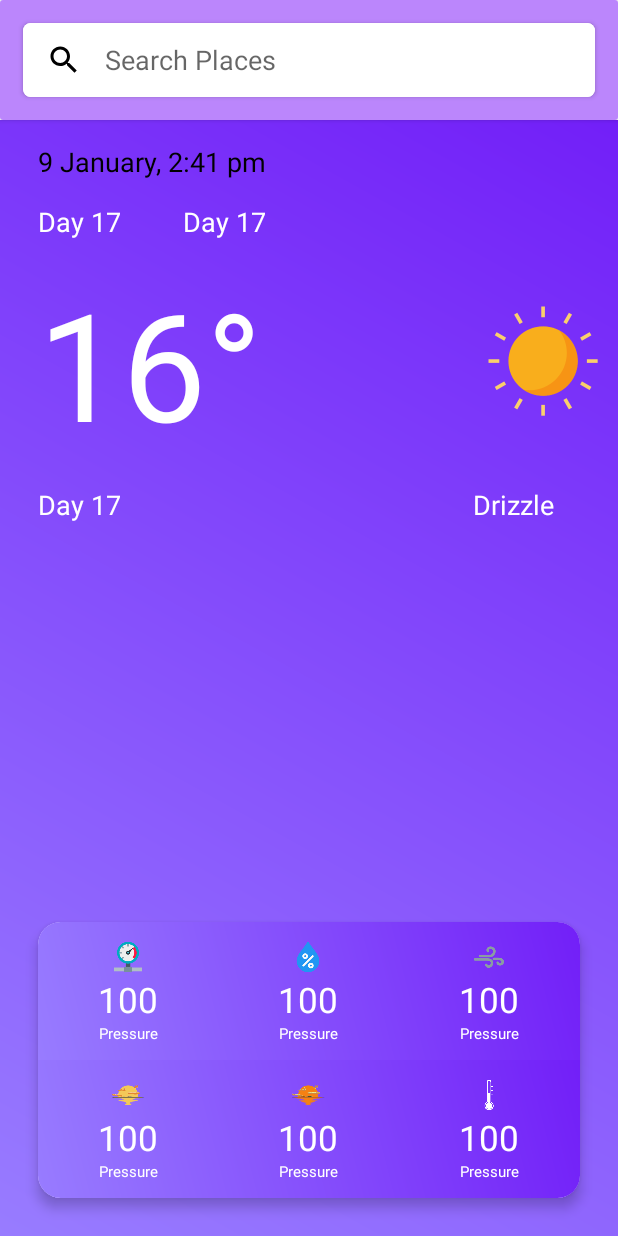
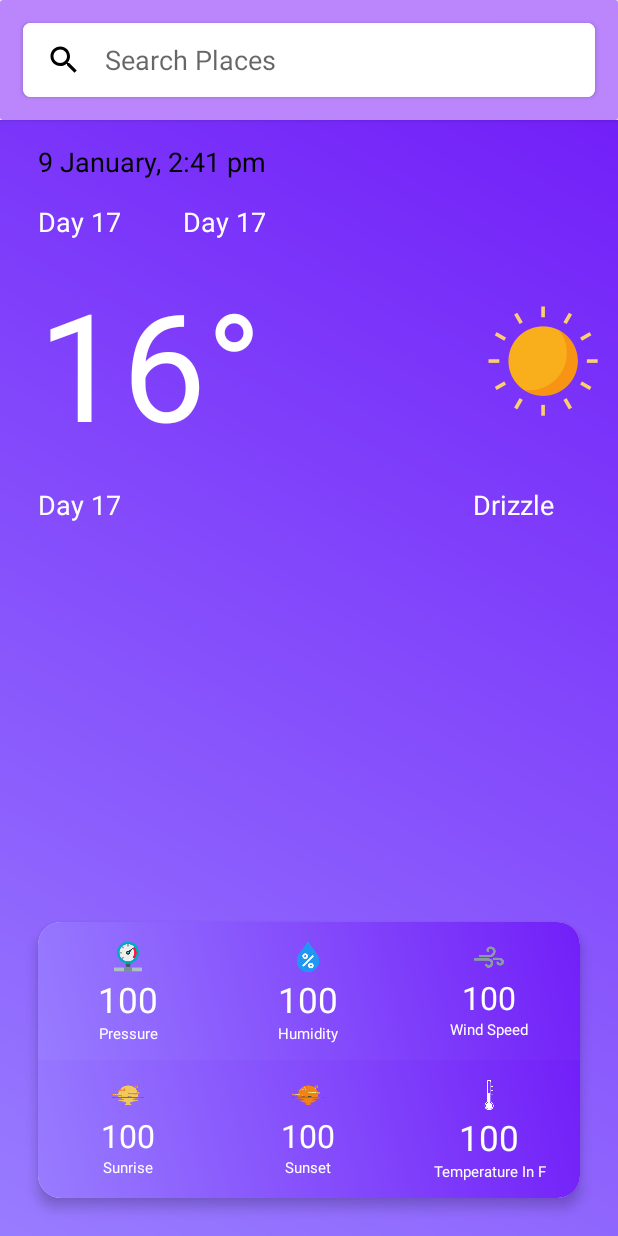
Before and after one commit to akshitkumarsharma/WeatherApp, an Android app: the layout activity_main.xml on its own in the app's theme, with its tools: preview values and no code run, on a phone screen of 412 x 824 dp. Run offline under Robolectric (Android 15) with nearby library versions, the phone set to English and light mode, and no system bars.

Commit message:
change text size of sunset, sunrise and wind speed

```diff
--- a/app/src/main/java/com/example/weatherapp/MainActivity.kt
+++ b/app/src/main/java/com/example/weatherapp/MainActivity.kt
@@ -161,14 +161,14 @@ class MainActivity : AppCompatActivity() {
         activityMainBinding.tvDateAndTime.text=currentDate
         activityMainBinding.tvDayMaxTemp.text="Day "+kelvinToCelsius(body!!.main.temp_max)+"°"
         activityMainBinding.tvDayMinTemp.text="Night "+kelvinToCelsius(body!!.main.temp_min)+"°"
-        activityMainBinding.tvDayMaxTemp.text=""+kelvinToCelsius(body!!.main.temp)+"°"
+        activityMainBinding.tvTemp.text=""+kelvinToCelsius(body!!.main.temp)+"°"
         activityMainBinding.tvFeelsLike.text="Feels like "+kelvinToCelsius(body!!.main.feels_like)+"°"
         activityMainBinding.tvWeatherType.text=body.weather[0].main
         activityMainBinding.tvSunrise.text=timeStampToLocalDate(body.sys.sunrise.toLong())
         activityMainBinding.tvSunset.text=timeStampToLocalDate(body.sys.sunset.toLong())
         activityMainBinding.tvPressure.text=body.main.pressure.toString()
         activityMainBinding.tvHumidity.text=body.main.humidity.toString()+" %"
-        activityMainBinding.tvWindSpeed.text=body.wind.speed.toString()+" m/s"
+        activityMainBinding.tvWindSpeed.text=(body.wind.speed).times(3.6).roundToInt().toString()+" km/h"
         activityMainBinding.tvTempFarenhite.text=""+((kelvinToCelsius(body.main.temp)).times(1.8).plus(32).roundToInt())
         activityMainBinding.etGetCityName.setText(body.name)
 
@@ -328,6 +328,7 @@ class MainActivity : AppCompatActivity() {
         }
         return localTime.toString()
 
+
     }
 
     private fun kelvinToCelsius(temp: Double): Double {
--- a/app/src/main/res/layout/activity_main.xml
+++ b/app/src/main/res/layout/activity_main.xml
@@ -280,7 +280,7 @@
                                         android:textSize="@dimen/text_med"
                                         android:gravity="center"
                                         android:textColor="@color/white"
-                                        android:text="@string/pressure" />
+                                        android:text="@string/humidity" />
                                 </LinearLayout>
                             </RelativeLayout>
 
@@ -308,7 +308,7 @@
                                         android:id="@+id/tv_wind_speed"
                                         android:layout_width="match_parent"
                                         android:layout_height="wrap_content"
-                                        android:textSize="@dimen/text_x_large"
+                                        android:textSize="21sp"
                                         android:gravity="center"
                                         android:textColor="@color/white"
                                         android:text="@string/default_numbers" />
@@ -319,7 +319,7 @@
                                         android:textSize="@dimen/text_med"
                                         android:gravity="center"
                                         android:textColor="@color/white"
-                                        android:text="@string/pressure" />
+                                        android:text="@string/wind_speed" />
                                 </LinearLayout>
                             </RelativeLayout>
                         </LinearLayout>
@@ -356,7 +356,7 @@
                                         android:id="@+id/tv_sunrise"
                                         android:layout_width="match_parent"
                                         android:layout_height="wrap_content"
-                                        android:textSize="@dimen/text_x_large"
+                                        android:textSize="21sp"
                                         android:gravity="center"
                                         android:textColor="@color/white"
                                         android:text="@string/default_numbers" />
@@ -367,7 +367,7 @@
                                         android:textSize="@dimen/text_med"
                                         android:gravity="center"
                                         android:textColor="@color/white"
-                                        android:text="@string/pressure" />
+                                        android:text="@string/sunrise" />
                                 </LinearLayout>
                             </RelativeLayout>
 
@@ -395,7 +395,7 @@
                                         android:id="@+id/tv_sunset"
                                         android:layout_width="match_parent"
                                         android:layout_height="wrap_content"
-                                        android:textSize="@dimen/text_x_large"
+                                        android:textSize="21sp"
                                         android:gravity="center"
                                         android:textColor="@color/white"
                                         android:text="@string/default_numbers" />
@@ -406,7 +406,7 @@
                                         android:textSize="@dimen/text_med"
                                         android:gravity="center"
                                         android:textColor="@color/white"
-                                        android:text="@string/pressure" />
+                                        android:text="@string/sunset" />
                                 </LinearLayout>
                             </RelativeLayout>
 
@@ -445,7 +445,7 @@
                                         android:textSize="@dimen/text_med"
                                         android:gravity="center"
                                         android:textColor="@color/white"
-                                        android:text="@string/pressure" />
+                                        android:text="@string/temperature_in_f" />
                                 </LinearLayout>
                             </RelativeLayout>
                         </LinearLayout>
--- a/app/src/main/res/values/strings.xml
+++ b/app/src/main/res/values/strings.xml
@@ -9,7 +9,7 @@
     <string name="humidity">Humidity</string>
     <string name="min_temp">Min Temp</string>
     <string name="wind_speed">Wind Speed</string>
-    <string name="temperature_in_f">Temperature In F Places</string>
+    <string name="temperature_in_f">Temperature In F</string>
     <string name="day">Day 17</string>
     <string name="night">Night 9</string>
     <string name="main_temp">16°</string>
```
